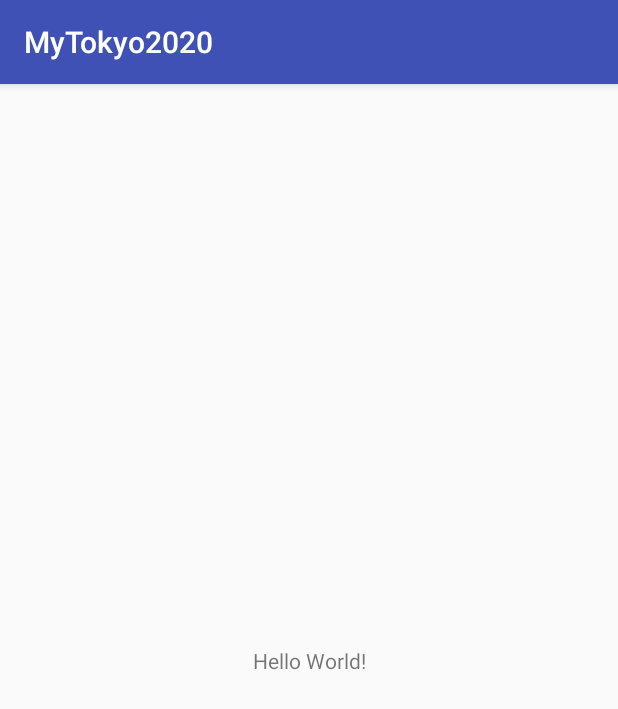
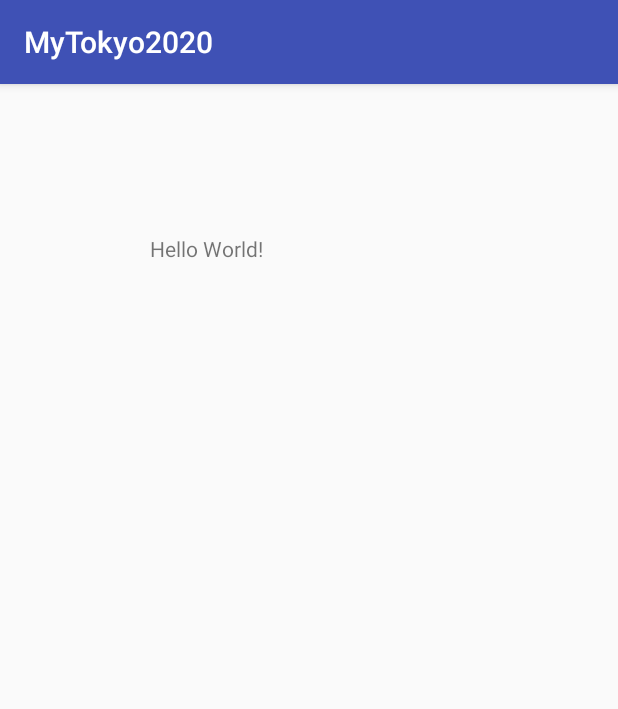
Before and after one commit to weezyxxl/MyTokyo2020, an Android app: the screen it shows after launch (MainActivity), on a phone screen of 412 x 824 dp. Shown: the top 709 px of the screen. Run offline under Robolectric (Android 15) with nearby library versions, the phone set to English and light mode, and no system bars.

Commit message:
Cambio tonto
Son pruebas

```diff
--- a/app/src/main/res/layout/activity_main.xml
+++ b/app/src/main/res/layout/activity_main.xml
@@ -1,18 +1,23 @@
 <?xml version="1.0" encoding="utf-8"?>
-<android.support.constraint.ConstraintLayout xmlns:android="http://schemas.android.com/apk/res/android"
+<LinearLayout xmlns:android="http://schemas.android.com/apk/res/android"
     xmlns:app="http://schemas.android.com/apk/res-auto"
     xmlns:tools="http://schemas.android.com/tools"
     android:layout_width="match_parent"
     android:layout_height="match_parent"
-    tools:context="com.dam.upm.mytokyo2020.MainActivity">
+    tools:context="com.dam.upm.mytokyo2020.MainActivity"
+    android:orientation="vertical">
 
     <TextView
+        android:id="@+id/textView"
         android:layout_width="wrap_content"
         android:layout_height="wrap_content"
+        android:layout_marginLeft="100dp"
+        android:layout_marginTop="100dp"
         android:text="Hello World!"
+        android:textAlignment="viewStart"
         app:layout_constraintBottom_toBottomOf="parent"
         app:layout_constraintLeft_toLeftOf="parent"
         app:layout_constraintRight_toRightOf="parent"
         app:layout_constraintTop_toTopOf="parent" />
 
-</android.support.constraint.ConstraintLayout>
+</LinearLayout>
--- a/app/src/main/res/values/colors.xml
+++ b/app/src/main/res/values/colors.xml
@@ -2,5 +2,5 @@
 <resources>
     <color name="colorPrimary">#3F51B5</color>
     <color name="colorPrimaryDark">#303F9F</color>
-    <color name="colorAccent">#FF4081</color>
+    <color name="colorAccent">#ff4081</color>
 </resources>
```
